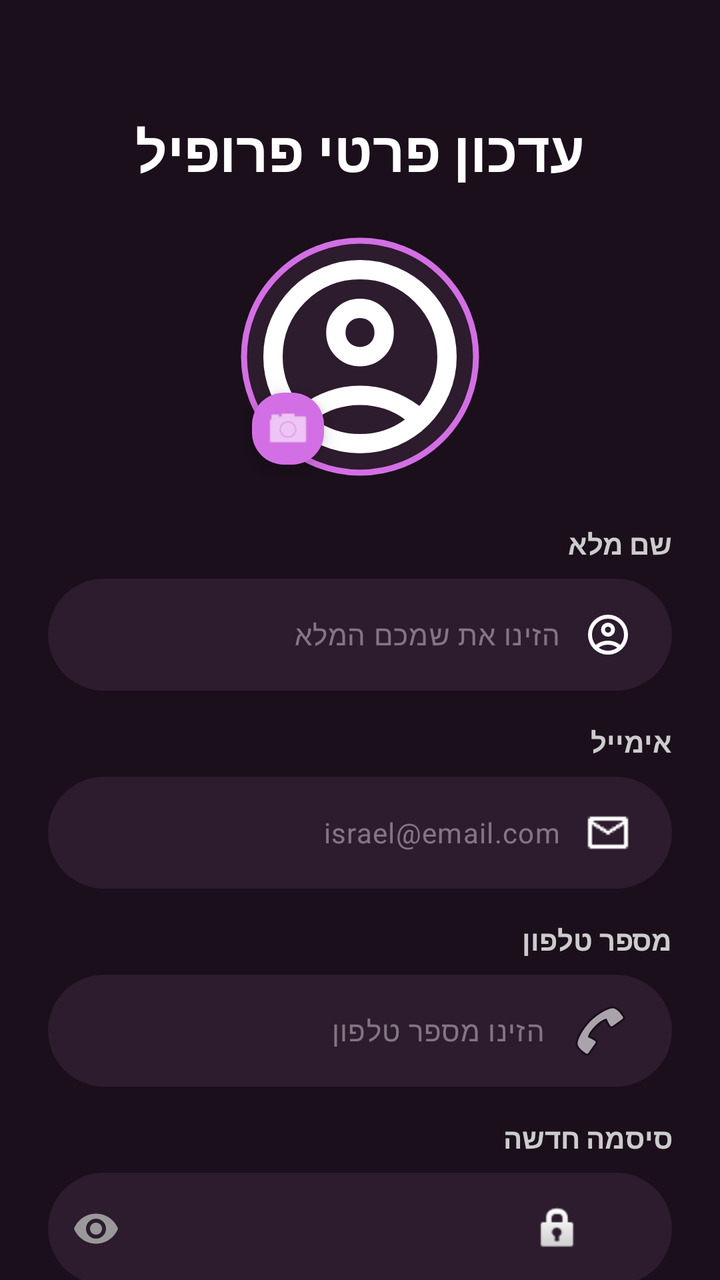
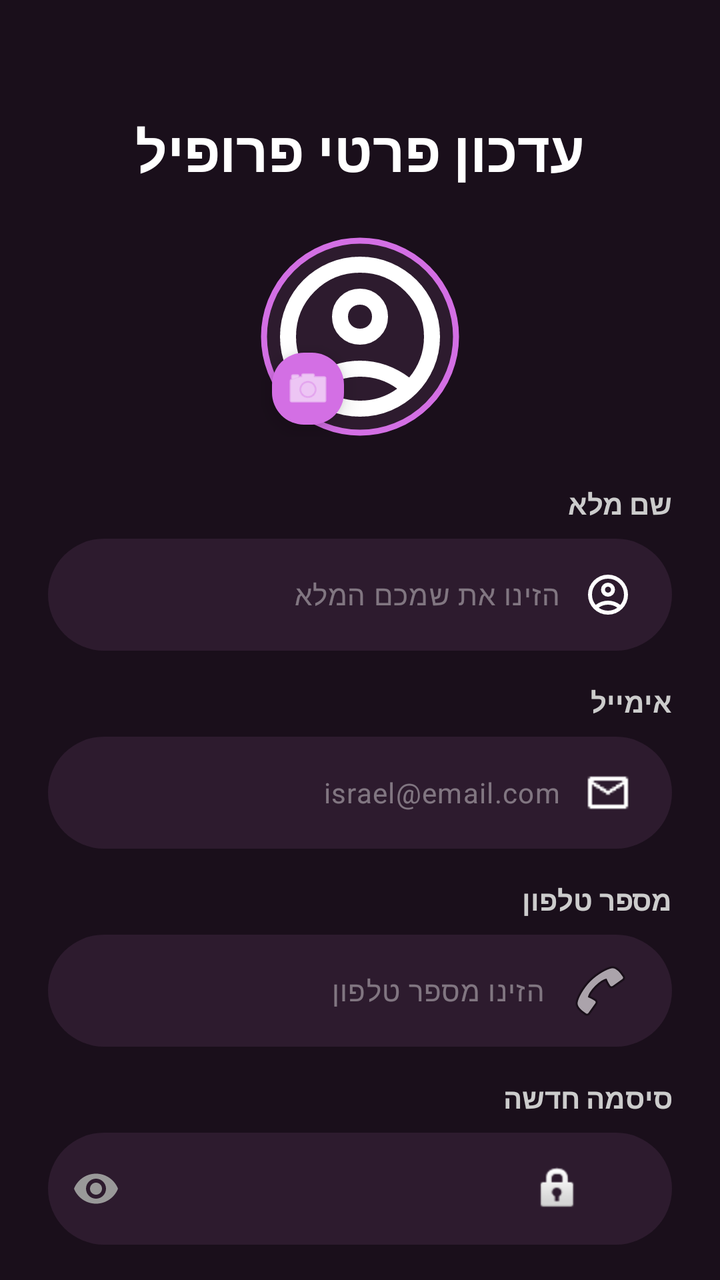

Screens rendered from an Android XML layout before and after an edit, with the pre-edit source and the edit as a unified diff.
<!-- AndroidManifest.xml: application theme Theme.PartyLife -->
<!-- res/layout/activity_user_setting.xml -->
<?xml version="1.0" encoding="utf-8"?>
<ScrollView xmlns:android="http://schemas.android.com/apk/res/android"
    xmlns:app="http://schemas.android.com/apk/res-auto"
    xmlns:tools="http://schemas.android.com/tools"
    android:layout_width="match_parent"
    android:layout_height="match_parent"
    android:background="#1A0F1B"
    android:fillViewport="true"
    android:id="@+id/usersetting"
    android:scrollbars="none">

    <androidx.constraintlayout.widget.ConstraintLayout
        android:layout_width="match_parent"
        android:layout_height="wrap_content"
        android:padding="24dp"
        android:layoutDirection="rtl">

        
        <TextView
            android:id="@+id/tvTitle"
            android:layout_width="0dp"
            android:layout_height="wrap_content"
            android:layout_marginTop="32dp"
            android:text="עדכון פרטי פרופיל"
            android:textColor="#FFFFFF"
            android:textSize="28sp"
            android:textStyle="bold"
            android:gravity="center"
            app:layout_constraintEnd_toEndOf="parent"
            app:layout_constraintStart_toStartOf="parent"
            app:layout_constraintTop_toTopOf="parent" />

        
        <FrameLayout
            android:id="@+id/flProfileImageContainer"
            android:layout_width="120dp"
            android:layout_height="120dp"
            android:layout_marginTop="24dp"
            app:layout_constraintEnd_toEndOf="parent"
            app:layout_constraintStart_toStartOf="parent"
            app:layout_constraintTop_toBottomOf="@id/tvTitle">

            <com.google.android.material.imageview.ShapeableImageView
                android:id="@+id/ivProfileImageE"
                android:layout_width="match_parent"
                android:layout_height="match_parent"
                android:padding="2dp"
                android:src="@drawable/personimeg"
                android:scaleType="centerCrop"
                app:strokeColor="#D36FE4"
                app:strokeWidth="3dp"
                app:shapeAppearanceOverlay="@style/CircleImage"
                android:background="#2D1B2E" />

            <com.google.android.material.floatingactionbutton.FloatingActionButton
                android:id="@+id/fabAddPhotoE"
                android:layout_width="wrap_content"
                android:layout_height="wrap_content"
                android:layout_gravity="bottom|end"
                android:src="@android:drawable/ic_menu_camera"
                app:fabCustomSize="36dp"
                app:backgroundTint="#D36FE4"
                app:tint="#FFFFFF"
                tools:ignore="ContentDescription" />
        </FrameLayout>

        
        <TextView
            android:id="@+id/tvNameLabel"
            android:layout_width="match_parent"
            android:layout_height="wrap_content"
            android:layout_marginTop="24dp"
            android:text="שם מלא"
            android:textColor="#CCCCCC"
            android:textSize="14sp"
            android:textStyle="bold"
            android:gravity="start"
            app:layout_constraintTop_toBottomOf="@id/flProfileImageContainer" />

        <com.google.android.material.textfield.TextInputLayout
            android:id="@+id/tilEFullName"
            android:layout_width="match_parent"
            android:layout_height="wrap_content"
            android:layout_marginTop="8dp"
            app:hintEnabled="false"
            app:boxBackgroundColor="#2D1B2E"
            app:boxBackgroundMode="filled"
            app:boxCornerRadiusBottomEnd="28dp"
            app:boxCornerRadiusBottomStart="28dp"
            app:boxCornerRadiusTopEnd="28dp"
            app:boxCornerRadiusTopStart="28dp"
            app:boxStrokeWidth="0dp"
            app:layout_constraintTop_toBottomOf="@id/tvNameLabel">

            <com.google.android.material.textfield.TextInputEditText
                android:id="@+id/etEFullName"
                android:layout_width="match_parent"
                android:layout_height="56dp"
                android:hint="הזינו את שמכם המלא"
                android:textColorHint="#66FFFFFF"
                android:textColor="#FFFFFF"
                android:textSize="14sp"
                android:gravity="center_vertical|right"
                android:textAlignment="viewStart"
                android:drawableStart="@drawable/personimeg"
                android:drawablePadding="12dp"
                android:paddingStart="44dp"
                android:paddingEnd="20dp"
                android:background="@null" />

        </com.google.android.material.textfield.TextInputLayout>

        
        <TextView
            android:id="@+id/tvEmailLabel"
            android:layout_width="match_parent"
            android:layout_height="wrap_content"
            android:layout_marginTop="16dp"
            android:text="אימייל"
            android:textColor="#CCCCCC"
            android:textSize="14sp"
            android:textStyle="bold"
            android:gravity="start"
            app:layout_constraintTop_toBottomOf="@id/tilEFullName" />

        <com.google.android.material.textfield.TextInputLayout
            android:id="@+id/tilEEmail"
            android:layout_width="match_parent"
            android:layout_height="wrap_content"
            android:layout_marginTop="8dp"
            app:hintEnabled="false"
            app:boxBackgroundColor="#2D1B2E"
            app:boxBackgroundMode="filled"
            app:boxCornerRadiusBottomEnd="28dp"
            app:boxCornerRadiusBottomStart="28dp"
            app:boxCornerRadiusTopEnd="28dp"
            app:boxCornerRadiusTopStart="28dp"
            app:boxStrokeWidth="0dp"
            app:layout_constraintTop_toBottomOf="@id/tvEmailLabel">

            <com.google.android.material.textfield.TextInputEditText
                android:id="@+id/etEEmail"
                android:layout_width="match_parent"
                android:layout_height="56dp"
                android:inputType="textEmailAddress"
                android:hint="israel@email.com"
                android:textColorHint="#66FFFFFF"
                android:textColor="#FFFFFF"
                android:textSize="14sp"
                android:gravity="center_vertical|right"
                android:textAlignment="viewStart"
                android:drawableStart="@drawable/email"
                android:drawablePadding="12dp"
                android:paddingStart="44dp"
                android:paddingEnd="20dp"
                android:background="@null" />

        </com.google.android.material.textfield.TextInputLayout>

        
        <TextView
            android:id="@+id/tvPhoneLabel"
            android:layout_width="match_parent"
            android:layout_height="wrap_content"
            android:layout_marginTop="16dp"
            android:text="מספר טלפון"
            android:textColor="#CCCCCC"
            android:textSize="14sp"
            android:textStyle="bold"
            android:gravity="start"
            app:layout_constraintTop_toBottomOf="@id/tilEEmail" />

        <com.google.android.material.textfield.TextInputLayout
            android:id="@+id/tilEPhone"
            android:layout_width="match_parent"
            android:layout_height="wrap_content"
            android:layout_marginTop="8dp"
            app:hintEnabled="false"
            app:boxBackgroundColor="#2D1B2E"
            app:boxBackgroundMode="filled"
            app:boxCornerRadiusBottomEnd="28dp"
            app:boxCornerRadiusBottomStart="28dp"
            app:boxCornerRadiusTopEnd="28dp"
            app:boxCornerRadiusTopStart="28dp"
            app:boxStrokeWidth="0dp"
            app:layout_constraintTop_toBottomOf="@id/tvPhoneLabel">

            <com.google.android.material.textfield.TextInputEditText
                android:id="@+id/etEPhone"
                android:layout_width="match_parent"
                android:layout_height="56dp"
                android:inputType="phone"
                android:hint="הזינו מספר טלפון"
                android:textColorHint="#66FFFFFF"
                android:textColor="#FFFFFF"
                android:textSize="14sp"
                android:gravity="center_vertical|right"
                android:textAlignment="viewStart"
                android:drawableStart="@android:drawable/ic_menu_call"
                android:drawablePadding="12dp"
                android:paddingStart="44dp"
                android:paddingEnd="20dp"
                android:background="@null" />

        </com.google.android.material.textfield.TextInputLayout>

        
        <TextView
            android:id="@+id/tvPasswordLabel"
            android:layout_width="match_parent"
            android:layout_height="wrap_content"
            android:layout_marginTop="16dp"
            android:text="סיסמה חדשה"
            android:textColor="#CCCCCC"
            android:textSize="14sp"
            android:textStyle="bold"
            android:gravity="start"
            app:layout_constraintTop_toBottomOf="@id/tilEPhone" />

        <com.google.android.material.textfield.TextInputLayout
            android:id="@+id/tilEPassword"
            android:layout_width="match_parent"
            android:layout_height="wrap_content"
            android:layout_marginTop="8dp"
            app:hintEnabled="false"
            app:boxBackgroundColor="#2D1B2E"
            app:boxBackgroundMode="filled"
            app:boxCornerRadiusBottomEnd="28dp"
            app:boxCornerRadiusBottomStart="28dp"
            app:boxCornerRadiusTopEnd="28dp"
            app:boxCornerRadiusTopStart="28dp"
            app:boxStrokeWidth="0dp"
            app:passwordToggleEnabled="true"
            app:passwordToggleTint="#999999"
            app:layout_constraintTop_toBottomOf="@id/tvPasswordLabel">

            <com.google.android.material.textfield.TextInputEditText
                android:id="@+id/etEPassword"
                android:layout_width="match_parent"
                android:layout_height="56dp"
                android:inputType="textPassword"
                android:hint="••••••••"
                android:textColorHint="#66FFFFFF"
                android:textColor="#FFFFFF"
                android:textSize="14sp"
                android:gravity="center_vertical|right"
                android:textAlignment="viewStart"
                android:drawableStart="@android:drawable/ic_lock_idle_lock"
                android:drawablePadding="12dp"
                android:paddingStart="44dp"
                android:paddingEnd="20dp"
                android:background="@null" />

        </com.google.android.material.textfield.TextInputLayout>

        
        <TextView
            android:id="@+id/tvConfirmPasswordLabel"
            android:layout_width="match_parent"
            android:layout_height="wrap_content"
            android:layout_marginTop="16dp"
            android:text="אימות סיסמה חדשה"
            android:textColor="#CCCCCC"
            android:textSize="14sp"
            android:textStyle="bold"
            android:gravity="start"
            app:layout_constraintTop_toBottomOf="@id/tilEPassword" />

        <com.google.android.material.textfield.TextInputLayout
            android:id="@+id/tilEConfirmPassword"
            android:layout_width="match_parent"
            android:layout_height="wrap_content"
            android:layout_marginTop="8dp"
            app:hintEnabled="false"
            app:boxBackgroundColor="#2D1B2E"
            app:boxBackgroundMode="filled"
            app:boxCornerRadiusBottomEnd="28dp"
            app:boxCornerRadiusBottomStart="28dp"
            app:boxCornerRadiusTopEnd="28dp"
            app:boxCornerRadiusTopStart="28dp"
            app:boxStrokeWidth="0dp"
            app:passwordToggleEnabled="true"
            app:passwordToggleTint="#999999"
            app:layout_constraintTop_toBottomOf="@id/tvConfirmPasswordLabel">

            <com.google.android.material.textfield.TextInputEditText
                android:id="@+id/etEConfirmPassword"
                android:layout_width="match_parent"
                android:layout_height="56dp"
                android:inputType="textPassword"
                android:hint="••••••••"
                android:textColorHint="#66FFFFFF"
                android:textColor="#FFFFFF"
                android:textSize="14sp"
                android:gravity="center_vertical|right"
                android:textAlignment="viewStart"
                android:drawableStart="@android:drawable/ic_lock_idle_lock"
                android:drawablePadding="12dp"
                android:paddingStart="44dp"
                android:paddingEnd="20dp"
                android:background="@null" />

        </com.google.android.material.textfield.TextInputLayout>

        
        <com.google.android.material.button.MaterialButton
            android:id="@+id/btEnRegister"
            android:layout_width="match_parent"
            android:layout_height="56dp"
            android:layout_marginTop="40dp"
            android:text="עדכון פרטים"
            android:textColor="#FFFFFF"
            android:textSize="16sp"
            android:textStyle="bold"
            android:background="@drawable/button_gradient"
            app:backgroundTint="@null"
            app:cornerRadius="28dp"
            app:layout_constraintTop_toBottomOf="@id/tilEConfirmPassword" />

    </androidx.constraintlayout.widget.ConstraintLayout>

</ScrollView>
<!-- resources referenced by this layout -->
<resources>
  <!-- drawable button_gradient (drawable) -->
  <?xml version="1.0" encoding="utf-8"?>
  <shape xmlns:android="http://schemas.android.com/apk/res/android">
      <gradient
          android:startColor="#CC56E2"
          android:endColor="#BA39D5"
          android:angle="0"/>
      <corners android:radius="25dp"/>
  </shape>
  <!-- drawable email: png bitmap (drawable, 359 bytes) -->
  <!-- drawable personimeg (drawable) -->
  <vector xmlns:android="http://schemas.android.com/apk/res/android"
      android:width="24dp"
      android:height="24dp"
      android:viewportWidth="960"
      android:viewportHeight="960">
    <path
        android:pathData="M234,684q51,-39 114,-61.5T480,600q69,0 132,22.5T726,684q35,-41 54.5,-93T800,480q0,-133 -93.5,-226.5T480,160q-133,0 -226.5,93.5T160,480q0,59 19.5,111t54.5,93ZM480,520q-59,0 -99.5,-40.5T340,380q0,-59 40.5,-99.5T480,240q59,0 99.5,40.5T620,380q0,59 -40.5,99.5T480,520ZM480,880q-83,0 -156,-31.5T197,763q-54,-54 -85.5,-127T80,480q0,-83 31.5,-156T197,197q54,-54 127,-85.5T480,80q83,0 156,31.5T763,197q54,54 85.5,127T880,480q0,83 -31.5,156T763,763q-54,54 -127,85.5T480,880ZM480,800q53,0 100,-15.5t86,-44.5q-39,-29 -86,-44.5T480,680q-53,0 -100,15.5T294,740q39,29 86,44.5T480,800ZM480,440q26,0 43,-17t17,-43q0,-26 -17,-43t-43,-17q-26,0 -43,17t-17,43q0,26 17,43t43,17ZM480,380ZM480,740Z"
        android:fillColor="#FFFFFF"/>
  </vector>
  <style name="CircleImage">
          <item name="cornerSize">50%</item>
      </style>
  <style name="Theme.PartyLife" parent="Base.Theme.PartyLife" />
  <style name="Base.Theme.PartyLife" parent="Theme.Material3.Dark.NoActionBar">
        
  
      </style>
</resources>

<!-- the commit's change to res/layout/activity_user_setting.xml (unified diff, before → after) -->
@@ -33,8 +33,8 @@
         
         <FrameLayout
             android:id="@+id/flProfileImageContainer"
-            android:layout_width="120dp"
-            android:layout_height="120dp"
+            android:layout_width="100dp"
+            android:layout_height="100dp"
             android:layout_marginTop="24dp"
             app:layout_constraintEnd_toEndOf="parent"
             app:layout_constraintStart_toStartOf="parent"
